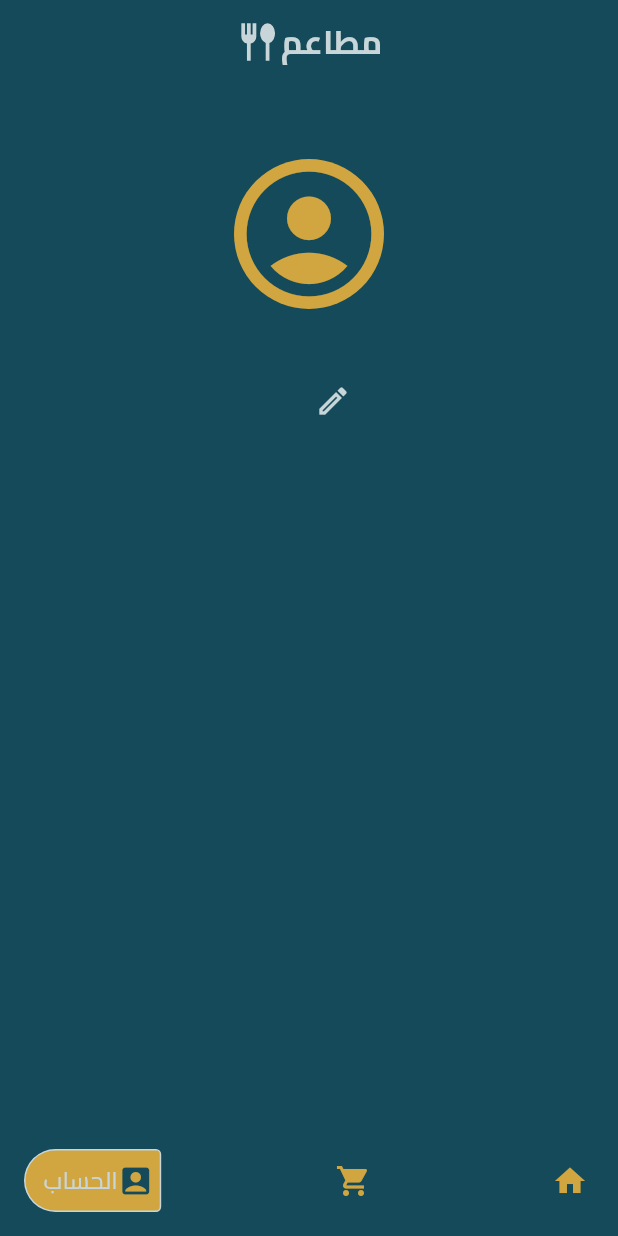
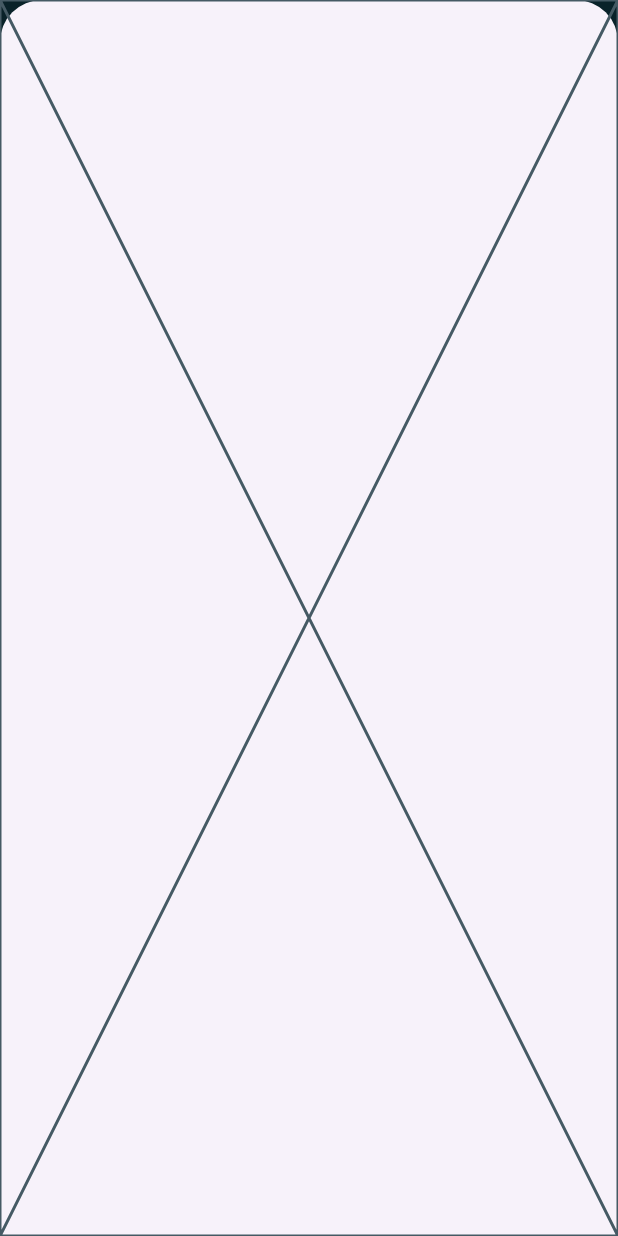
Before and after one commit to eng-tarek-elmarsafy/Restaurants, a Flutter app: the MainView screen opened directly, item 3 of the bottom bar chosen, after a tap on the "edit" icon, on a phone screen of 412 x 824 dp. Run offline on Flutter 3.47's test engine with Material 3 defaults, Android fonts, the light colour scheme and no system bars; drawn by our look-alikes of google_nav_bar; our stand-ins replace dartz, flutter_bloc, flutter_rating_bar, flutter_svg, get_it, modal_progress_hud_nsn and 3 more; accounts and stored records are empty; network calls fail.

Commit message:
add showModalBottomSheet to edit phone number

```diff
--- a/lib/core/helper/get_it_setup.dart
+++ b/lib/core/helper/get_it_setup.dart
@@ -3,6 +3,8 @@ import 'package:restaurants/core/services/auth_services.dart';
 import 'package:restaurants/core/services/stor_services.dart';
 import 'package:restaurants/core/services/supabase/data_stor_services_impl.dart';
 import 'package:restaurants/core/services/supabase/supabase_auth_services_impl.dart';
+import 'package:restaurants/features/acconut/data/repo/account_repo_impl.dart';
+import 'package:restaurants/features/acconut/domain/repo/account_repo.dart';
 import 'package:restaurants/features/auth/data/repo/auth_repo_impl.dart';
 import 'package:restaurants/features/auth/domain/repo/auth_repo.dart';
 import 'package:restaurants/features/home/data/repo/home_repo_impl.dart';
@@ -36,4 +38,7 @@ void setup() {
   getIt.registerSingleton<RatingRepo>(
     RatingRepoImpl(services: getIt.get<StorServices>()),
   );
+  getIt.registerSingleton<AccountRepo>(
+    AccountRepoImpl(authServices: getIt.get<AuthServices>()),
+  );
 }
--- a/lib/core/services/supabase/supabase_auth_services_impl.dart
+++ b/lib/core/services/supabase/supabase_auth_services_impl.dart
@@ -44,4 +44,9 @@ class SupabaseAuthServicesImpl implements AuthServices {
   Future<void> forgotPassword(String email) async {
     await supabase.auth.resetPasswordForEmail(email);
   }
+
+  @override
+  Future<void> updateUserData(Map<String, dynamic> dataUser) {
+    return supabase.auth.updateUser(UserAttributes(data: dataUser));
+  }
 }
--- /dev/null
+++ b/lib/features/acconut/domain/repo/account_repo.dart
@@ -0,0 +1,6 @@
+import 'package:dartz/dartz.dart';
+import 'package:restaurants/core/failure/failure.dart';
+
+abstract class AccountRepo {
+  Future<Either<Failure, void>> updateUserData(Map<String, dynamic> data);
+}
--- /dev/null
+++ b/lib/features/acconut/presentation/manager/update_user_data_cubit/update_user_data_cubit.dart
@@ -0,0 +1,20 @@
+import 'package:flutter/material.dart';
+import 'package:flutter_bloc/flutter_bloc.dart';
+import 'package:restaurants/features/acconut/domain/repo/account_repo.dart';
+
+part 'update_user_data_state.dart';
+
+class UpdateUserDataCubit extends Cubit<UpdateUserDataState> {
+  UpdateUserDataCubit(this.accountRepo) : super(UpdateUserDataInitial());
+
+  final AccountRepo accountRepo;
+
+  Future<void> updateUserData(Map<String, dynamic> data) async {
+    emit(UpdateUserDataLoading());
+    final result = await accountRepo.updateUserData(data);
+    result.fold(
+      (failure) => emit(UpdateUserDataFailure(err: failure.message)),
+      (success) => emit(UpdateUserDataSuccess()),
+    );
+  }
+}
--- /dev/null
+++ b/lib/features/acconut/presentation/manager/update_user_data_cubit/update_user_data_state.dart
@@ -0,0 +1,15 @@
+part of 'update_user_data_cubit.dart';
+
+@immutable
+sealed class UpdateUserDataState {}
+
+final class UpdateUserDataInitial extends UpdateUserDataState {}
+
+final class UpdateUserDataLoading extends UpdateUserDataState {}
+
+final class UpdateUserDataSuccess extends UpdateUserDataState {}
+
+final class UpdateUserDataFailure extends UpdateUserDataState {
+  UpdateUserDataFailure({required this.err});
+  final String err;
+}
--- a/lib/features/acconut/presentation/views/widgets/account_body.dart
+++ b/lib/features/acconut/presentation/views/widgets/account_body.dart
@@ -1,8 +1,11 @@
+import 'dart:developer';
+
 import 'package:flutter/material.dart';
 import 'package:restaurants/constrains.dart';
 import 'package:restaurants/core/services/shared_preferences.dart';
 import 'package:restaurants/core/style/app_style.dart';
 import 'package:restaurants/core/widgets/user_avatar.dart';
+import 'package:restaurants/features/acconut/presentation/views/widgets/show_modal_bottom_sheet_edit_body.dart';
 
 class AccountBody extends StatelessWidget {
   const AccountBody({super.key});
@@ -15,20 +18,24 @@ class AccountBody extends StatelessWidget {
         const UserAvatar(radius: 50),
         const SizedBox(height: 20),
         Text(Prefs.getString(kUserName), style: AppStyle.titleStyle),
-        Stack(
-          clipBehavior: Clip.none,
+        Row(
+          // mainAxisAlignment: MainAxisAlignment.center,
+          mainAxisSize: MainAxisSize.min,
           children: [
             Text(Prefs.getString(kUserphone), style: AppStyle.subtitleStyle),
-            Positioned(
-              right: -40,
-              top: -15,
-              child: IconButton(
-                onPressed: () {},
-                icon: const Icon(Icons.edit_outlined, color: kNeutralColor),
-              ),
+            IconButton(
+              onPressed: () {
+                showModalBottomSheet(
+                  isScrollControlled: true,
+                  context: context,
+                  builder: (context) => const ShowModalBottomSheetEditBody(),
+                );
+              },
+              icon: const Icon(Icons.edit_outlined, color: kSecondaryColor),
             ),
           ],
         ),
+
         Text(Prefs.getString(kEmail), style: AppStyle.subtitleStyle),
       ],
     );
--- /dev/null
+++ b/lib/features/acconut/presentation/views/widgets/show_modal_bottom_sheet_edit_body.dart
@@ -0,0 +1,10 @@
+import 'package:flutter/material.dart';
+
+class ShowModalBottomSheetEditBody extends StatelessWidget {
+  const ShowModalBottomSheetEditBody({super.key});
+
+  @override
+  Widget build(BuildContext context) {
+    return const Placeholder();
+  }
+}
```
Also changed, not shown: lib/core/services/auth_services.dart (+28 -0 lines), lib/features/acconut/data/repo/account_repo_impl.dart (added, +23 -0 lines), lib/main.dart (+9 -2 lines).
